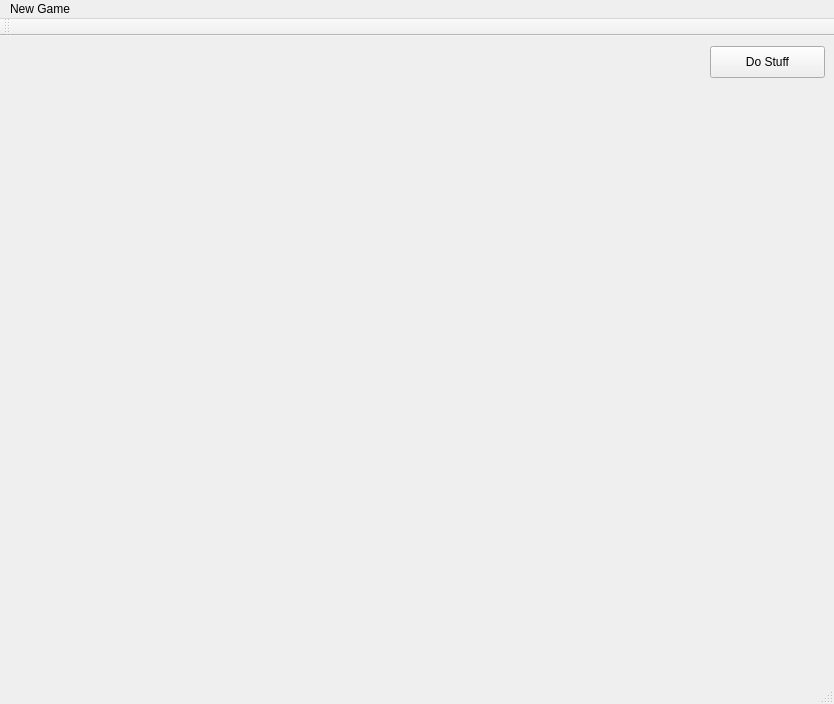
First picture: the form in road_race/roadrace.ui, repository bjuppl/roadrace, before the edit.
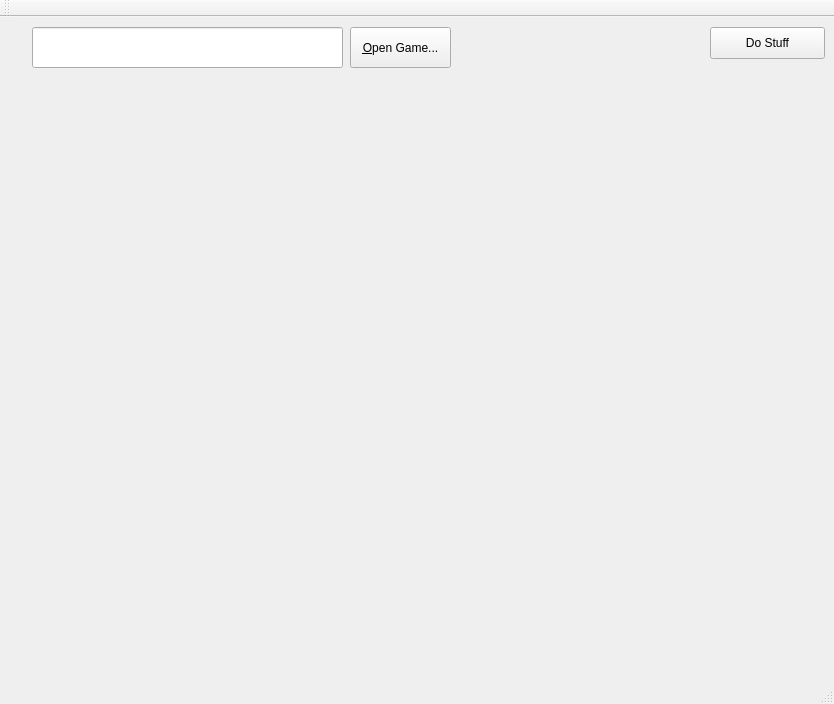
Second picture: the form after the edit.

Commit message: Fixed bugs in Game class and integrated buton to load game file

Patch:
```diff
--- a/road_race/roadrace.ui
+++ b/road_race/roadrace.ui
@@ -27,23 +27,33 @@
      <string>Do Stuff</string>
     </property>
    </widget>
-  </widget>
-  <widget class="QMenuBar" name="menuBar">
+   <widget class="QToolButton" name="btnOpenGame">
+    <property name="geometry">
+     <rect>
+      <x>350</x>
+      <y>10</y>
+      <width>101</width>
+      <height>41</height>
+     </rect>
+    </property>
+    <property name="text">
+     <string>&amp;Open Game...</string>
+    </property>
+   </widget>
+   <widget class="QLineEdit" name="iptGameFileName">
    <property name="geometry">
     <rect>
-     <x>0</x>
-     <y>0</y>
-     <width>834</width>
-     <height>22</height>
-    </rect>
-   </property>
-   <widget class="QMenu" name="menuNew_Game">
-    <property name="title">
-     <string>New Game</string>
+      <x>32</x>
+      <y>10</y>
+      <width>311</width>
+      <height>41</height>
+     </rect>
+    </property>
+    <property name="text">
+     <string/>
     </property>
     <addaction name="actionFrom_file"/>
    </widget>
-   <addaction name="menuNew_Game"/>
   </widget>
   <widget class="QToolBar" name="mainToolBar">
    <attribute name="toolBarArea">
```
Left out of the diff: 1 changed line with no effect on the pictures. Lines whose indentation alone changed are shown as unchanged. The commit also changes 6 other files.
